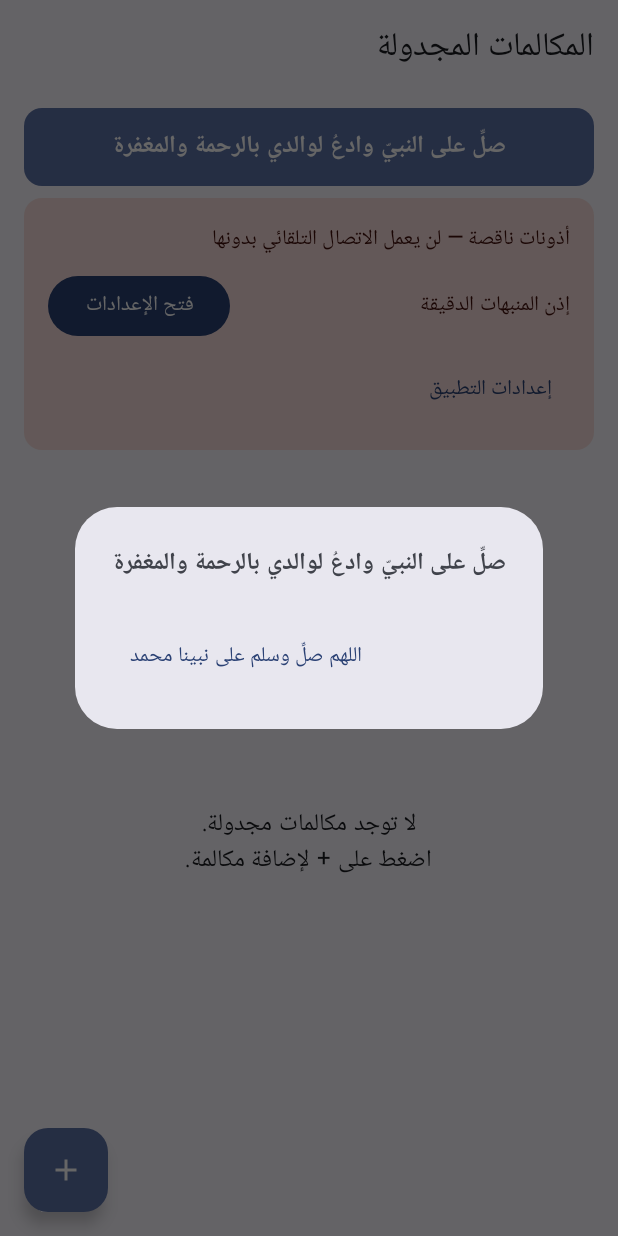
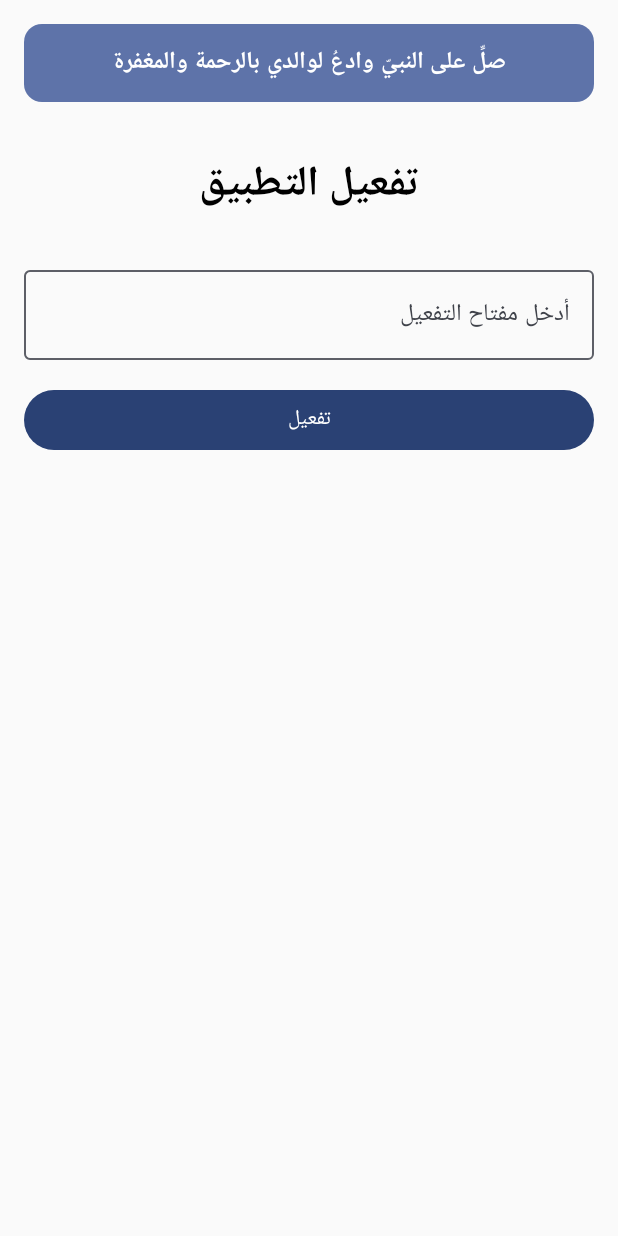
Before and after one commit to joneyasf/autocaller, an Android app built with Jetpack Compose: the screen it shows after launch (MainActivity), on a phone screen of 412 x 824 dp. Run offline under Robolectric (Android 15) with nearby library versions, the phone set to English and light mode, and no system bars; our stand-ins replace Firebase (no records; nobody signed in at launch, a user with empty details on screens opened directly), Room's generated code.

Commit message:
AutoCaller v1.5: first-launch activation key + Firebase activation counting (placeholder config; see SETUP_STEPS.md)

```diff
--- a/app/src/main/AndroidManifest.xml
+++ b/app/src/main/AndroidManifest.xml
@@ -1,6 +1,8 @@
 <?xml version="1.0" encoding="utf-8"?>
 <manifest xmlns:android="http://schemas.android.com/apk/res/android">
 
+    <uses-permission android:name="android.permission.INTERNET" />
+    <uses-permission android:name="android.permission.ACCESS_NETWORK_STATE" />
     <uses-permission android:name="android.permission.CALL_PHONE" />
     <uses-permission android:name="android.permission.READ_PHONE_STATE" />
     <!-- v3: read the call log after a call ends to tell answered (duration >= 3s)
--- /dev/null
+++ b/app/src/main/java/com/example/autocaller/ui/ActivationScreen.kt
@@ -0,0 +1,107 @@
+package com.example.autocaller.ui
+
+import androidx.compose.foundation.layout.Column
+import androidx.compose.foundation.layout.Spacer
+import androidx.compose.foundation.layout.fillMaxSize
+import androidx.compose.foundation.layout.fillMaxWidth
+import androidx.compose.foundation.layout.height
+import androidx.compose.foundation.layout.padding
+import androidx.compose.material3.Button
+import androidx.compose.material3.Card
+import androidx.compose.material3.CardDefaults
+import androidx.compose.material3.MaterialTheme
+import androidx.compose.material3.OutlinedTextField
+import androidx.compose.material3.Text
+import androidx.compose.runtime.Composable
+import androidx.compose.runtime.getValue
+import androidx.compose.runtime.mutableStateOf
+import androidx.compose.runtime.remember
+import androidx.compose.runtime.setValue
+import androidx.compose.ui.Alignment
+import androidx.compose.ui.Modifier
+import androidx.compose.ui.platform.LocalContext
+import androidx.compose.ui.res.stringResource
+import androidx.compose.ui.text.font.FontWeight
+import androidx.compose.ui.text.style.TextAlign
+import androidx.compose.ui.unit.dp
+import com.example.autocaller.R
+import com.example.autocaller.activation.ActivationManager
+
+/**
+ * v1.5: first-launch activation screen, shown before the main screen
+ * until the user enters the correct key once. The key check is local,
+ * so it works offline; a successful activation also triggers the
+ * one-time Firestore report (which retries on later launches if offline).
+ */
+@Composable
+fun ActivationScreen(onActivated: () -> Unit) {
+    val context = LocalContext.current
+    var key by remember { mutableStateOf("") }
+    var showError by remember { mutableStateOf(false) }
+
+    Column(
+        modifier = Modifier.fillMaxSize().padding(16.dp),
+        horizontalAlignment = Alignment.CenterHorizontally
+    ) {
+        // Opening dua, same line as the main screen banner.
+        Card(
+            modifier = Modifier.fillMaxWidth(),
+            colors = CardDefaults.cardColors(
+                containerColor = MaterialTheme.colorScheme.primaryContainer
+            )
+        ) {
+            Text(
+                stringResource(R.string.opening_dua),
+                modifier = Modifier.padding(12.dp).fillMaxWidth(),
+                textAlign = TextAlign.Center,
+                style = MaterialTheme.typography.bodyLarge,
+                fontWeight = FontWeight.Bold,
+                color = MaterialTheme.colorScheme.onPrimaryContainer
+            )
+        }
+
+        Spacer(Modifier.height(32.dp))
+
+        Text(
+            stringResource(R.string.activation_title),
+            style = MaterialTheme.typography.headlineMedium,
+            fontWeight = FontWeight.Bold
+        )
+
+        Spacer(Modifier.height(24.dp))
+
+        OutlinedTextField(
+            value = key,
+            onValueChange = { key = it; showError = false },
+            label = { Text(stringResource(R.string.activation_hint)) },
+            singleLine = true,
+            modifier = Modifier.fillMaxWidth()
+        )
+
+        if (showError) {
+            Spacer(Modifier.height(8.dp))
+            Text(
+                stringResource(R.string.activation_error),
+                color = MaterialTheme.colorScheme.error,
+                style = MaterialTheme.typography.bodyMedium
+            )
+        }
+
+        Spacer(Modifier.height(16.dp))
+
+        Button(
+            onClick = {
+                if (ActivationManager.isCorrectKey(key)) {
+                    ActivationManager.setActivated(context)
+                    ActivationManager.reportIfNeeded(context)
+                    onActivated()
+                } else {
+                    showError = true
+                }
+            },
+            modifier = Modifier.fillMaxWidth()
+        ) {
+            Text(stringResource(R.string.activation_button))
+        }
+    }
+}
--- a/app/src/main/java/com/example/autocaller/ui/MainActivity.kt
+++ b/app/src/main/java/com/example/autocaller/ui/MainActivity.kt
@@ -5,8 +5,13 @@ import androidx.activity.ComponentActivity
 import androidx.activity.compose.setContent
 import androidx.activity.viewModels
 import androidx.compose.runtime.CompositionLocalProvider
+import androidx.compose.runtime.getValue
+import androidx.compose.runtime.mutableStateOf
+import androidx.compose.runtime.remember
+import androidx.compose.runtime.setValue
 import androidx.compose.ui.platform.LocalLayoutDirection
 import androidx.compose.ui.unit.LayoutDirection
+import com.example.autocaller.activation.ActivationManager
 import com.example.autocaller.ui.theme.AutoCallerTheme
 
 class MainActivity : ComponentActivity() {
@@ -15,11 +20,22 @@ class MainActivity : ComponentActivity() {
 
     override fun onCreate(savedInstanceState: Bundle?) {
         super.onCreate(savedInstanceState)
+        // v1.5: retry the one-time activation report if it hasn't gone
+        // through yet (e.g. first launch was offline).
+        val initiallyActivated = ActivationManager.isActivated(this)
+        if (initiallyActivated) ActivationManager.reportIfNeeded(this)
         viewModel.rescheduleAll() // safety net on every launch
         setContent {
             AutoCallerTheme {
                 CompositionLocalProvider(LocalLayoutDirection provides LayoutDirection.Rtl) {
-                    MainScreen(viewModel)
+                    // v1.5: first-launch activation gate. Activated devices
+                    // never see the activation screen again.
+                    var activated by remember { mutableStateOf(initiallyActivated) }
+                    if (activated) {
+                        MainScreen(viewModel)
+                    } else {
+                        ActivationScreen(onActivated = { activated = true })
+                    }
                 }
             }
         }
--- a/app/src/main/res/values/strings.xml
+++ b/app/src/main/res/values/strings.xml
@@ -51,4 +51,9 @@
     <string name="notif_failed_hint">اضغط للاتصال يدوياً</string>
     <string name="opening_dua">صلِّ على النبيّ وادعُ لوالدي بالرحمة والمغفرة</string>
     <string name="dua_dismiss">اللهم صلِّ وسلم على نبينا محمد</string>
+    <!-- v1.5: activation -->
+    <string name="activation_title">تفعيل التطبيق</string>
+    <string name="activation_hint">أدخل مفتاح التفعيل</string>
+    <string name="activation_button">تفعيل</string>
+    <string name="activation_error">المفتاح غير صحيح، حاول مرة أخرى</string>
 </resources>
--- a/build.gradle.kts
+++ b/build.gradle.kts
@@ -2,4 +2,7 @@ plugins {
     id("com.android.application") version "8.5.2" apply false
     id("org.jetbrains.kotlin.android") version "1.9.24" apply false
     id("com.google.devtools.ksp") version "1.9.24-1.0.20" apply false
+    // v1.5: Firebase (activation counting). google-services.json is a PLACEHOLDER
+    // until the real file is downloaded from the Firebase console (see SETUP_STEPS.md).
+    id("com.google.gms.google-services") version "4.4.2" apply false
 }
```
Also changed, not shown: app/build.gradle.kts (+9 -2 lines), app/src/main/java/com/example/autocaller/activation/ActivationManager.kt (added, +108 -0 lines), 3 other files.
